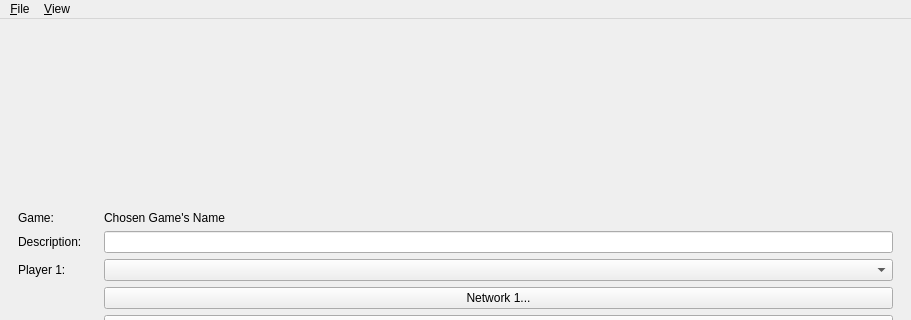
Above: zero_play/main_window.ui from donkirkby/zero-play before the change; both pictures show x 0 to 911 and y 0 to 320 of the 911 by 607 pixel window. Below: the same form after it.
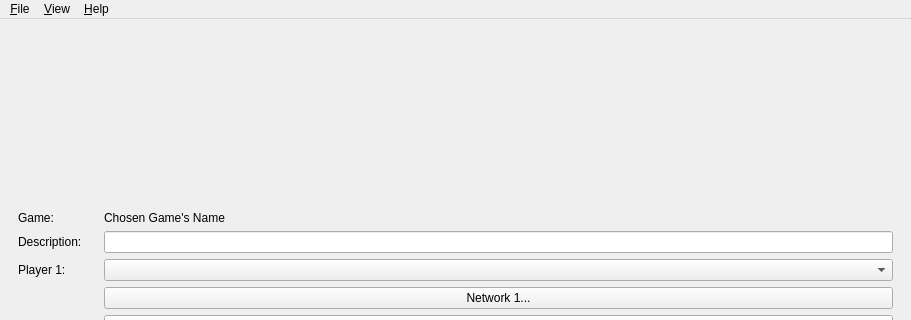
That is the form after the change.

The edit to the form file:
```diff
--- a/zero_play/main_window.ui
+++ b/zero_play/main_window.ui
@@ -261,8 +261,15 @@
     </property>
     <addaction name="action_coordinates"/>
    </widget>
+   <widget class="QMenu" name="menu_Help">
+    <property name="title">
+     <string>&amp;Help</string>
+    </property>
+    <addaction name="action_about"/>
+   </widget>
    <addaction name="menu_file"/>
    <addaction name="menu_view"/>
+   <addaction name="menu_Help"/>
   </widget>
   <widget class="QStatusBar" name="statusbar"/>
   <action name="action_open">
```
Left out of the diff: 5 changed lines with no effect on the pictures.
